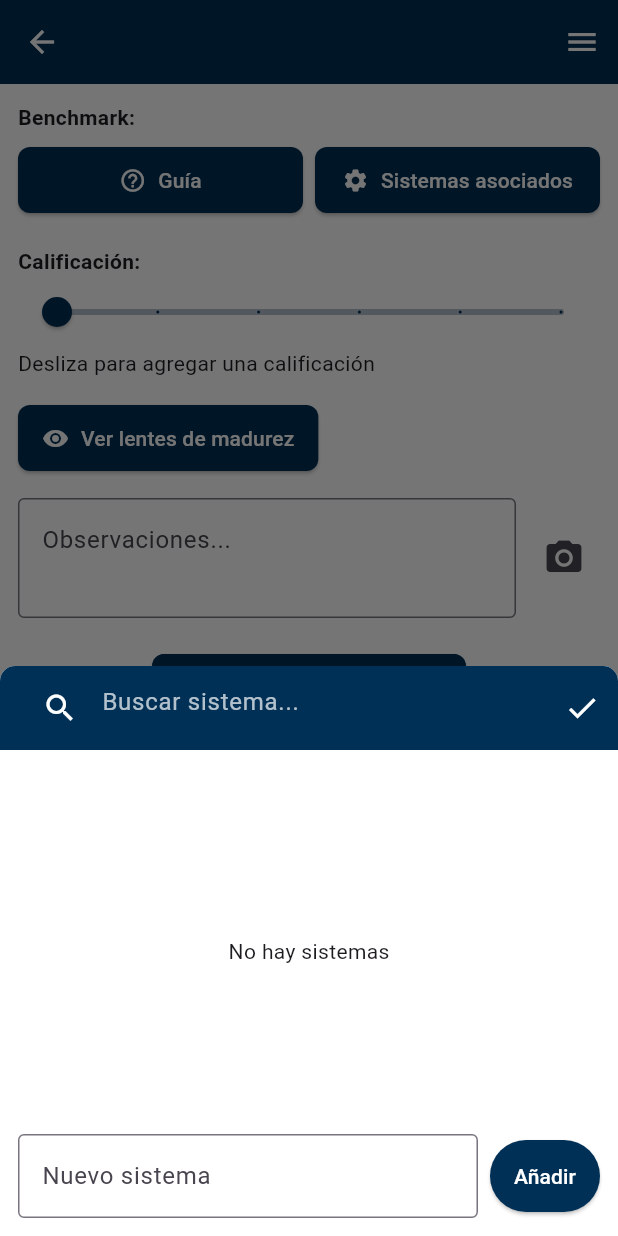
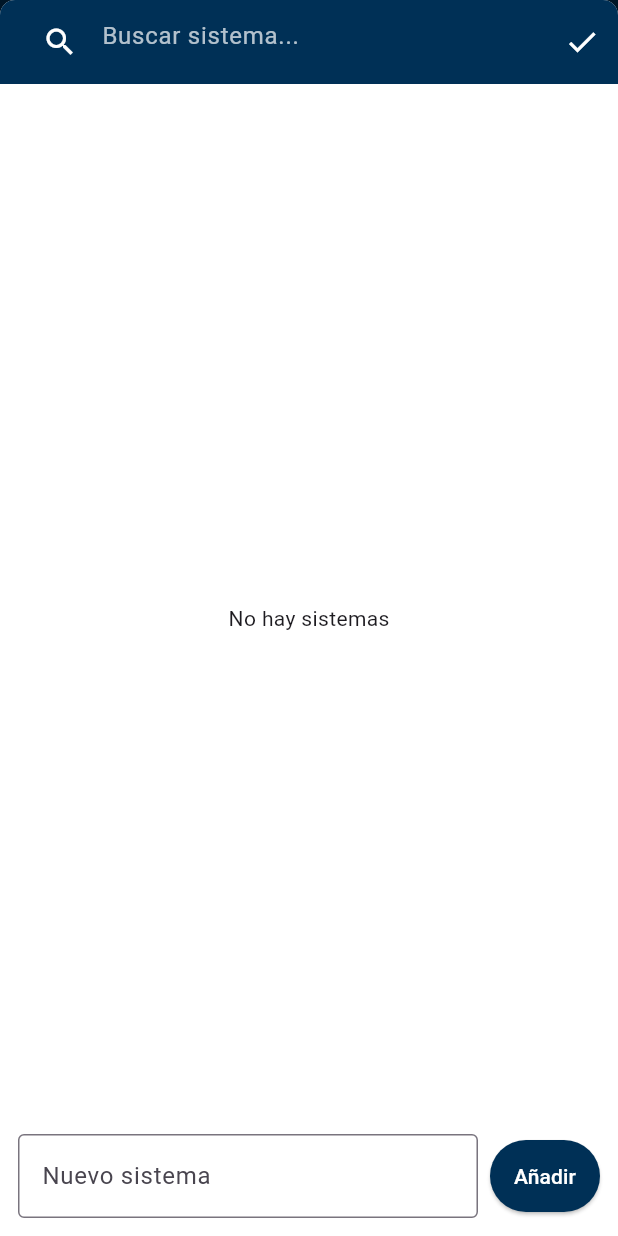
Before and after one commit to RaulCan0/proyectrcb-cambio-logica, a Flutter app: the ComportamientoEvaluacionScreen screen opened directly with empty values, after a tap on "Sistemas asociados", on a phone screen of 412 x 824 dp. Run offline on Flutter 3.47's test engine with Material 3 defaults, Android fonts, the phone set to English and light mode, and no system bars; our stand-ins replace connectivity_plus, file_picker, fl_chart, fluentui_system_icons, flutter_local_notifications, flutter_riverpod and 10 more; missing offline and left inert: docx_template, excel, file_selector; accounts and stored records are empty.

Commit message:
fix: Corregir capitalización en sistemas recomendados y mejorar el manejo de estados en la pantalla de sistemas asociados

```diff
--- a/lib/evaluacion/screens/comportamiento_evaluacion_screen.dart
+++ b/lib/evaluacion/screens/comportamiento_evaluacion_screen.dart
@@ -22,7 +22,7 @@ const Map<String, String> sistemasRecomendadosPorComportamiento = {
   "Soporte": "Desarrollo de personas, Medición, Reconocimiento",
   "Reconocer": "Medición, Involucramiento, Reconocimiento, Desarrollo de Personas",
   "Comunidad": "Seguridad, Ambiental, EHS, Compromiso, Desarrollo de Personas",
-  "Liderazgo de servidor": "Desarrollo de Personas",
+  "Liderazgo de Servidor": "Desarrollo de Personas",
   "Valorar": "Desarrollo de Personas, Involucramiento",
   "Empoderar": "Medición, Reconocimiento, Desarrollo de Personas",
   "Mentalidad": "Sistemas de Mejora",
@@ -33,7 +33,7 @@ const Map<String, String> sistemasRecomendadosPorComportamiento = {
   "Comprender": "Solución de Problemas, Gestión Visual",
   "Diseño": "Sistemas de Mejora, Gestión Visual",
   "Atribución": "Sistemas de Mejora, Solución de Problemas",
-  "A prueba de error": "Sistemas de Mejora, Solución de Problemas",
+  "A prueba de Errores": "Sistemas de Mejora, Solución de Problemas",
   "Propiedad": "Sistemas de Mejora, Solución de Problemas",
   "Conectar": "Sistemas de Mejora",
   "Ininterrumpido": "Planificación y Programación, Sistemas de Mejora",
--- a/lib/evaluacion/widgets/sistemas_asociados.dart
+++ b/lib/evaluacion/widgets/sistemas_asociados.dart
@@ -142,7 +142,7 @@ class _SistemasScreenState extends State<SistemasScreen> {
     showDialog(
       context: context,
       builder: (_) => AlertDialog(
-        title: Text(sistema['nombre']), // Modificado: Se elimina "Sistema: "
+        title: Text(sistema['nombre']),
         content: const Text('¿Qué deseas hacer?'),
         actions: [
           TextButton(
@@ -150,7 +150,7 @@ class _SistemasScreenState extends State<SistemasScreen> {
               Navigator.pop(context);
               _mostrarEditarDialogo(sistema);
             },
-            child: const Text('Editar'), // Modificado: Se quita el estilo explícito si lo tuviera, para usar el color por defecto.
+            child: const Text('Editar'),
           ),
           TextButton(
             onPressed: () {
@@ -201,11 +201,15 @@ class _SistemasScreenState extends State<SistemasScreen> {
 
   @override
   Widget build(BuildContext context) {
-    return ClipRRect( // Envolver con ClipRRect
-      borderRadius: const BorderRadius.vertical(top: Radius.circular(10.0)), // Definir el radio para las esquinas superiores
-      child: SizedBox(
-        height: 380,
+    final viewInsets = MediaQuery.of(context).viewInsets;
+
+    return ClipRRect(
+      borderRadius: const BorderRadius.vertical(top: Radius.circular(10.0)),
+      child: AnimatedPadding(
+        duration: const Duration(milliseconds: 300),
+        padding: EdgeInsets.only(bottom: viewInsets.bottom),
         child: Scaffold(
+          resizeToAvoidBottomInset: false,
           appBar: AppBar(
             backgroundColor: const Color(0xFF003056),
             automaticallyImplyLeading: false,
@@ -240,8 +244,9 @@ class _SistemasScreenState extends State<SistemasScreen> {
                               itemBuilder: (_, i) {
                                 final sistema = sistemasFiltrados[i];
                                 return Card(
-                                  color: Colors.white,
-                                  shape: RoundedRectangleBorder(borderRadius: BorderRadius.circular(8)),
+                                  shape: RoundedRectangleBorder(
+                                    borderRadius: BorderRadius.circular(8),
+                                  ),
                                   elevation: 3,
                                   child: ListTile(
                                     leading: Checkbox(
@@ -289,14 +294,12 @@ class _SistemasScreenState extends State<SistemasScreen> {
                           child: const Text('Añadir', style: TextStyle(color: Colors.white)),
                         ),
                       ],
-                    )
+                    ),
                   ],
                 ),
               ),
               if (isLoading)
-                const Center(
-                  child: CircularProgressIndicator(),
-                )
+                const Center(child: CircularProgressIndicator()),
             ],
           ),
         ),
```
Also changed, not shown: lib/evaluacion/screens/dashboard_screen.dart (+1 -38 lines), lib/evaluacion/screens/tablas_screen.dart (+20 -3 lines). Lines whose indentation alone changed are shown as unchanged.
